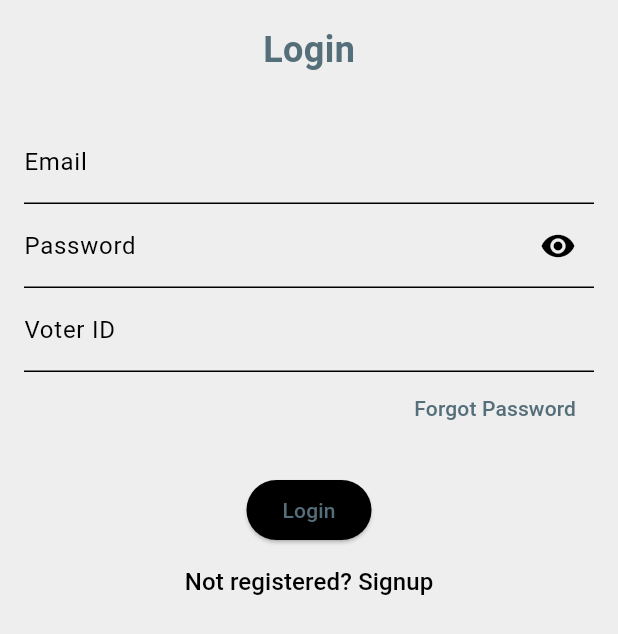
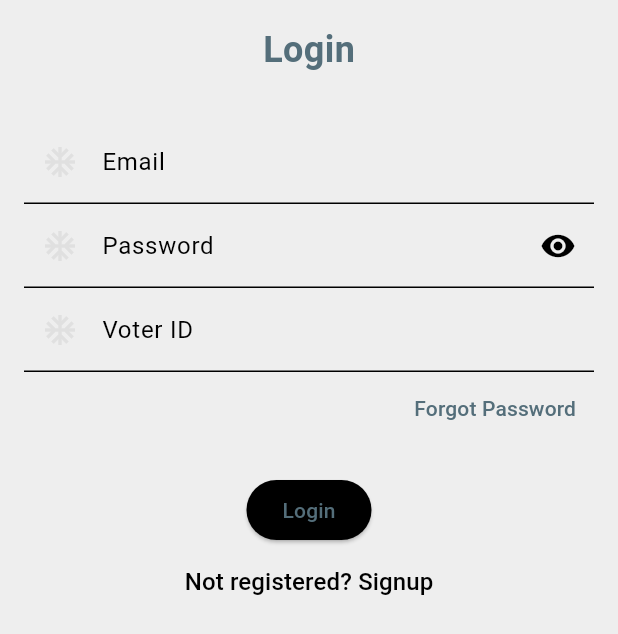
Before and after one commit to Atinuke-Manuels/Easy_Vote, a Flutter app: the AdminLoginScreen screen opened by its route, after a tap on "Not registered? Signup", after a tap on "Already have an account? Login", after a tap on "Vote - Cast your vote", on a phone screen of 412 x 824 dp. Shown: the top 634 px of the screen. Run offline on Flutter 3.47's test engine with Material 3 defaults, Android fonts, the phone set to English and light mode, and no system bars; our stand-ins replace cloud_firestore, firebase_auth, firebase_core, fl_chart; accounts and stored records are empty; network calls fail.

Commit message:
feat: Add prefix icon to CustomTextField.

```diff
--- a/lib/main.dart
+++ b/lib/main.dart
@@ -2,7 +2,7 @@ import 'package:easy_vote/screens/admin/admin_home_screen.dart';
 import 'package:easy_vote/screens/admin/admin_login_screen.dart';
 import 'package:easy_vote/screens/auth/forgot_password_screen.dart';
 import 'package:easy_vote/screens/auth/login_option_screen.dart';
-import 'package:easy_vote/screens/voter/sign_up_screen.dart';
+import 'package:easy_vote/screens/auth/sign_up_screen.dart';
 import 'package:easy_vote/screens/voter/update_elections_screen.dart';
 import 'package:easy_vote/themes/theme_provider.dart';
 import 'package:flutter/material.dart';
@@ -10,7 +10,7 @@ import 'package:firebase_core/firebase_core.dart';
 import 'package:provider/provider.dart';
 import 'firebase_options.dart';
 import 'models/election.dart';
-import 'screens/voter/login_screen.dart';
+import 'screens/auth/login_screen.dart';
 import 'screens/voter/home_screen.dart';
 import 'screens/voter/voting_screen.dart';
 import 'screens/voter/results_screen.dart';
--- a/lib/screens/admin/admin_login_screen.dart
+++ b/lib/screens/admin/admin_login_screen.dart
@@ -96,6 +96,7 @@ class _AdminLoginScreenState extends State<AdminLoginScreen > {
                 CustomTextField(
                   controller: _emailController,
                   labelText: 'Email',
+                  prefix: Icons.ac_unit,
                   onChanged: (value) {
                     // Convert the input to lowercase as the user types
                     _emailController.value = TextEditingValue(
@@ -108,10 +109,12 @@ class _AdminLoginScreenState extends State<AdminLoginScreen > {
                   controller: _passwordController,
                   labelText: 'Password',
                   isPassword: true,
+                  prefix: Icons.ac_unit,
                 ),
                 CustomTextField(
                   controller: _voterIdController,
                   labelText: 'Voter ID',
+                  prefix: Icons.ac_unit,
                 ),
                 Container(
                     alignment: Alignment.bottomRight,
--- a/lib/screens/auth/forgot_password_screen.dart
+++ b/lib/screens/auth/forgot_password_screen.dart
@@ -76,6 +76,7 @@ class _ForgotPasswordScreenState extends State<ForgotPasswordScreen> {
               CustomTextField(
                 controller: _emailController,
                 labelText: 'Email',
+                prefix: Icons.ac_unit,
               ),
               SizedBox(height: 20),
               CustomButton(
--- a/lib/screens/voter/login_screen.dart
+++ b/lib/screens/auth/login_screen.dart
@@ -3,7 +3,7 @@ import '../../constants/app_text_styles.dart';
 import '../../services/firebase_service.dart';
 import '../../widgets/CustomButton.dart';
 import '../../widgets/CustomTextField.dart';
-import 'home_screen.dart';
+import '../voter/home_screen.dart';
 
 
 class LoginScreen extends StatefulWidget {
@@ -96,6 +96,7 @@ class _LoginScreenState extends State<LoginScreen> {
                 CustomTextField(
                   controller: _emailController,
                   labelText: 'Email',
+                  prefix: Icons.ac_unit,
                   onChanged: (value) {
                     // Convert the input to lowercase as the user types
                     _emailController.value = TextEditingValue(
@@ -108,10 +109,12 @@ class _LoginScreenState extends State<LoginScreen> {
                   controller: _passwordController,
                   labelText: 'Password',
                   isPassword: true,
+                  prefix: Icons.ac_unit,
                 ),
                 CustomTextField(
                   controller: _voterIdController,
                   labelText: 'Voter ID',
+                  prefix: Icons.ac_unit,
                 ),
                 Container(
                     alignment: Alignment.bottomRight,
--- a/lib/screens/voter/sign_up_screen.dart
+++ b/lib/screens/auth/sign_up_screen.dart
@@ -116,10 +116,12 @@ class _SignUpScreenState extends State<SignUpScreen> {
               CustomTextField(
                 controller: _nameController,
                 labelText: 'Full Name',
+                prefix: Icons.ac_unit,
               ),
               CustomTextField(
                 controller: _emailController,
                 labelText: 'Email',
+                prefix: Icons.ac_unit,
                 onChanged: (value) {
                   // Convert the input to lowercase as the user types
                   _emailController.value = TextEditingValue(
@@ -132,11 +134,13 @@ class _SignUpScreenState extends State<SignUpScreen> {
                 controller: _passwordController,
                 labelText: 'Password',
                 isPassword: true,
+                prefix: Icons.ac_unit,
               ),
               CustomTextField(
                 controller: _confirmPasswordController,
                 labelText: 'Confirm Password',
                 isConfirmPassword: true,
+                prefix: Icons.ac_unit,
               ),
               CustomButton(
                 onPressed: _isLoading ? null : _submitSignup,
--- a/lib/screens/voter/home_screen.dart
+++ b/lib/screens/voter/home_screen.dart
@@ -4,7 +4,7 @@ import 'package:intl/intl.dart'; // Import the intl package
 import '../../models/election.dart';
 import '../../services/firebase_service.dart';
 import '../../widgets/my_drawer.dart';
-import 'login_screen.dart';
+import '../auth/login_screen.dart';
 import 'update_elections_screen.dart';
 import 'voting_screen.dart'; // Ensure this import is present
 
--- a/lib/themes/dark_mode.dart
+++ b/lib/themes/dark_mode.dart
@@ -13,5 +13,6 @@ ThemeData darkMode = ThemeData(
             onError: Colors.black,
             tertiary: Colors.grey.shade600,
             inversePrimary: Colors.green,
+            onPrimaryFixed: Colors.purple.shade300
       ),
 );
--- a/lib/themes/light_mode.dart
+++ b/lib/themes/light_mode.dart
@@ -12,6 +12,7 @@ ThemeData lightMode = ThemeData(
             onSurface: Colors.black,        // Text on background
             onError: Colors.white,             // Text on error color
             tertiary: Colors.grey.shade300,    // Custom color (tertiary)
-            inversePrimary: Colors.green // Another custom color
+            inversePrimary: Colors.green, // Another custom color
+            onPrimaryFixed: Colors.purple
       ),
 );
--- a/lib/widgets/CustomTextField.dart
+++ b/lib/widgets/CustomTextField.dart
@@ -8,6 +8,7 @@ class CustomTextField extends StatefulWidget {
   final bool isConfirmPassword;
   final bool isObscure;
   final Function(String)? onChanged; // Add an onChanged callback
+  final IconData prefix;
 
   const CustomTextField({
     Key? key,
@@ -17,6 +18,7 @@ class CustomTextField extends StatefulWidget {
     this.isConfirmPassword = false,
     this.isObscure = false,
     this.onChanged, // Accept an onChanged callback
+    required this.prefix
   }) : super(key: key);
 
   @override
@@ -33,6 +35,7 @@ class _CustomTextFieldState extends State<CustomTextField> {
       decoration: InputDecoration(
         labelText: widget.labelText,
         labelStyle: AppTextStyles.hintTextStyle(context), // Use the primary color for labels
+        prefixIcon: Icon(widget.prefix, color: Theme.of(context).colorScheme.tertiary,),
         suffixIcon: widget.isPassword || widget.isConfirmPassword
             ? IconButton(
           icon: Icon(
```
